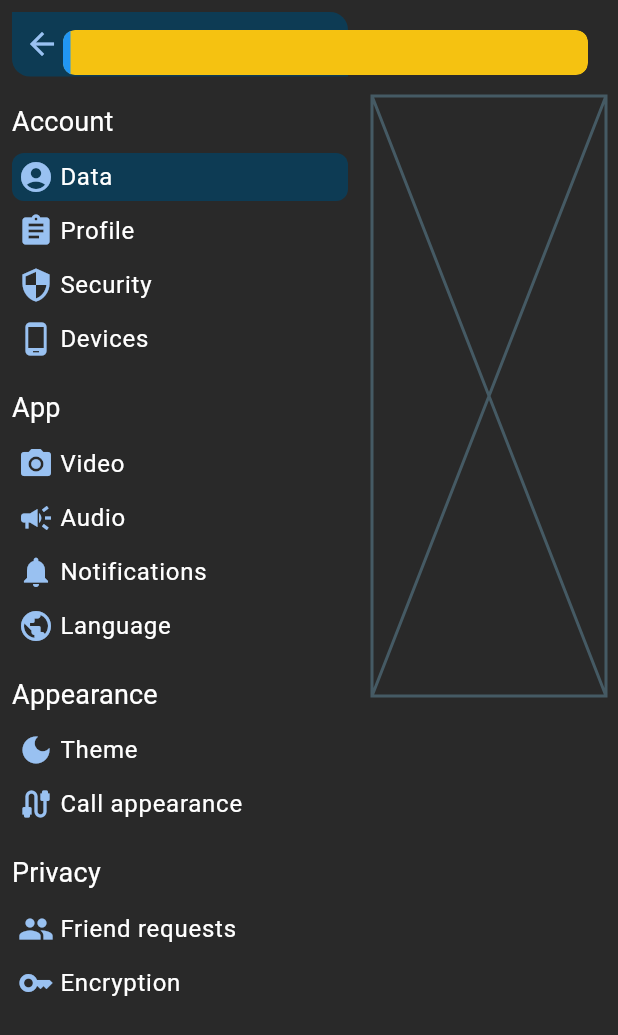
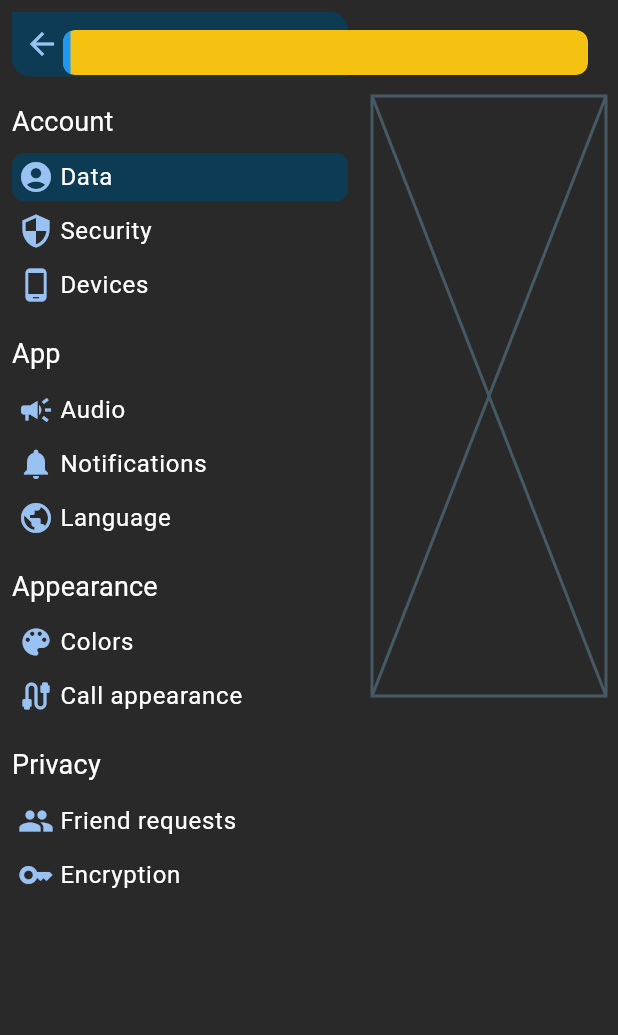
Before and after one commit to Liphium/chat_interface, a Flutter app: the SettingsPage screen opened directly, on a phone screen of 412 x 824 dp. Shown: the top 1035 px of the screen. Run offline on Flutter 3.47's test engine with Material 2 defaults, Android fonts, the phone set to English and light mode, and no system bars; drawn by our look-alikes of flutter_animate; our stand-ins replace drift, get, logger; missing offline and left inert: dart:ffi, flutter_rust_bridge, flutter_webrtc, livekit_client, sodium_libs; accounts and stored records are empty; generated files the repository leaves out were written again; statements that could not run were skipped.

Commit message:
Translations for theme page

```diff
--- a/interface/lib/pages/settings/appearance/theme_settings.dart
+++ b/interface/lib/pages/settings/appearance/theme_settings.dart
@@ -47,8 +47,8 @@ class ThemeSettings {
   ];
 
   static final backgroundModes = [
-    SelectableItem("none".tr, Icons.close),
-    SelectableItem("colored".tr, Icons.color_lens)
+    SelectableItem("custom.none".tr, Icons.close),
+    SelectableItem("custom.colored".tr, Icons.color_lens)
   ];
 
   static final themePresets = [
@@ -120,7 +120,7 @@ class _ThemeSettingsPageState extends State<ThemeSettingsPage> {
                   child: Column(
                     crossAxisAlignment: CrossAxisAlignment.start,
                     children: [
-                      Text("theme.custom".tr, style: Get.theme.textTheme.labelLarge),
+                      Text("theme.custom.title".tr, style: Get.theme.textTheme.labelLarge),
                       verticalSpacing(defaultSpacing),
 
                       //* Sliders
@@ -136,7 +136,7 @@ class _ThemeSettingsPageState extends State<ThemeSettingsPage> {
                       //* Selections
                       Text("custom.theme_mode".tr, ),
                       verticalSpacing(elementSpacing),
-                      const ListSelectionSetting(settingName: ThemeSettings.themeMode, items: [SelectableItem("Dark", Icons.dark_mode), SelectableItem("Light", Icons.light_mode)]),
+                      ListSelectionSetting(settingName: ThemeSettings.themeMode, items: [SelectableItem("custom.dark".tr, Icons.dark_mode), SelectableItem("custom.light".tr, Icons.light_mode)]),
                       verticalSpacing(defaultSpacing),
 
                       Text("custom.background_mode".tr, ),
--- a/interface/lib/pages/settings/data/entities.dart
+++ b/interface/lib/pages/settings/data/entities.dart
@@ -3,7 +3,6 @@ import 'dart:convert';
 import 'package:chat_interface/database/database.dart';
 import 'package:chat_interface/pages/settings/app/language_settings.dart';
 import 'package:chat_interface/pages/settings/app/speech_settings.dart';
-import 'package:chat_interface/pages/settings/app/video_settings.dart';
 import 'package:chat_interface/pages/settings/appearance/call_settings.dart';
 import 'package:chat_interface/pages/settings/appearance/theme_settings.dart';
 import 'package:flutter/material.dart';
@@ -12,20 +11,20 @@ import 'package:get/get.dart';
 enum SettingLabel {
   account("settings.tab.account", [
     SettingCategory("data", Icons.account_circle, null),
-    SettingCategory("profile", Icons.assignment, null),
+    //SettingCategory("profile", Icons.assignment, null),
     SettingCategory("security", Icons.security, null),
     SettingCategory("devices", Icons.phone_android, null),
   ]),
 
   app("settings.tab.app", [
-    SettingCategory("video", Icons.photo_camera, VideoSettingsPage()),
+    //SettingCategory("video", Icons.photo_camera, VideoSettingsPage()),
     SettingCategory("audio", Icons.campaign, AudioSettingsPage()),
     SettingCategory("notifications", Icons.notifications, null),
     SettingCategory("language", Icons.public, LanguageSettingsPage()),
   ]),
 
   appearance("settings.tab.appearance", [
-    SettingCategory("theme", Icons.dark_mode, ThemeSettingsPage()),
+    SettingCategory("colors", Icons.color_lens, ThemeSettingsPage()),
     SettingCategory("call_app", Icons.cable, CallSettingsPage()),
   ]),
 
--- a/interface/lib/translations/settings.dart
+++ b/interface/lib/translations/settings.dart
@@ -19,7 +19,7 @@ class SettingsTranslations extends Translations {
       'settings.audio': 'Audio',
       'settings.notifications': 'Notifications',
       'settings.language': 'Language',
-      'settings.theme': 'Theme',
+      'settings.colors': 'Colors',
       'settings.call_app': 'Call appearance',
       'settings.requests': 'Friend requests',
       'settings.encryption': 'Encryption',
@@ -35,6 +35,24 @@ class SettingsTranslations extends Translations {
       'audio.microphone.sensitivity.text': 'The green line is your current talking volume. Drag the slider to the point where you would like others to start hearing you.',
       'audio.output': 'Output',
       'audio.output.device': 'Or you just select one of these devices:',
+
+      // Theme settings
+      'theme.presets': 'Presets',
+      'theme.default_dark': 'Advanched Dark',
+      'theme.default_light': 'Advanched Light',
+      'theme.winter': 'Winter',
+      'theme.custom': 'Create your own',
+      'theme.custom.title': 'Custom theme',
+      'custom.primary_hue': 'Primary hue',
+      'custom.secondary_hue': 'Secondary hue',
+      'custom.base_saturation': 'Base saturation',
+      'custom.theme_mode': 'Theme brightness',
+      'custom.dark': 'Dark',
+      'custom.light': 'Light',
+      'custom.background_mode': 'What color should the background have?',
+      'custom.none': 'None',
+      'custom.colored': 'Primary color',
+      'theme.apply': 'Apply your theme',
     },
 
     //* German
@@ -52,7 +70,7 @@ class SettingsTranslations extends Translations {
       'settings.audio': 'Audio',
       'settings.notifications': 'Benachrichtigungen',
       'settings.language': 'Sprache',
-      'settings.theme': 'Design',
+      'settings.colors': 'Farben',
       'settings.call_app': 'Anrufe',
       'settings.requests': 'Freundschaftsanfragen',
       'settings.encryption': 'Verschlüsselung',
@@ -68,6 +86,24 @@ class SettingsTranslations extends Translations {
       'audio.microphone.sensitivity.text': 'Die grüne Linie ist deine aktuelle Lautstärke. Ziehe den Regler an die Stelle, an der andere dich hören sollen.',
       'audio.output': 'Ausgabe',
       'audio.output.device': 'Oder du wählst einfach eines dieser Geräte aus:',
+
+      // Theme settings
+      'theme.presets': 'Vorlagen',
+      'theme.default_dark': 'Dunkel',
+      'theme.default_light': 'Hell',
+      'theme.winter': 'Winter',
+      'theme.custom': 'Erstelle dein eigenes',
+      'theme.custom.title': 'Eigenes Design',
+      'custom.primary_hue': 'Primärfarbe',
+      'custom.secondary_hue': 'Sekundärfarbe',
+      'custom.base_saturation': 'Sättigung',
+      'custom.theme_mode': 'Helligkeit',
+      'custom.dark': 'Dunkel',
+      'custom.light': 'Hell',
+      'custom.background_mode': 'Welche Farbe soll der Hintergrund haben?',
+      'custom.none': 'Keine',
+      'custom.colored': 'Primärfarbe',
+      'theme.apply': 'Design anwenden',
     }
   };
 }
```
